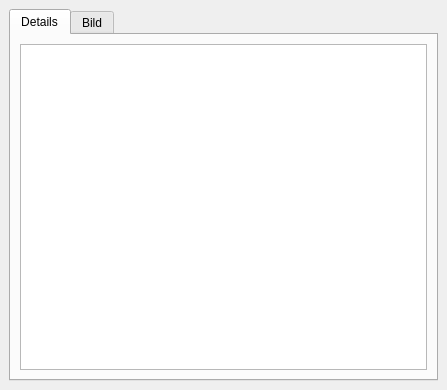
Above: ui/UserDetails.ui from floriandotorg/bumm before the change. Below: the same form after it.
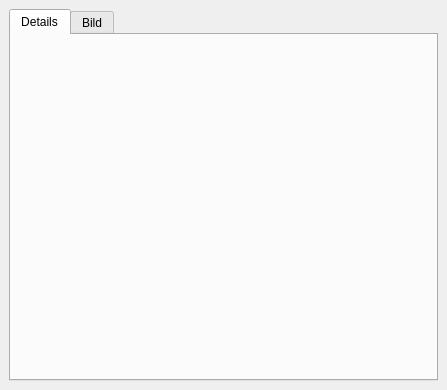
That is the form after the change.

```diff
--- a/ui/UserDetails.ui
+++ b/ui/UserDetails.ui
@@ -23,15 +23,7 @@
        <attribute name="title" >
         <string>Details</string>
        </attribute>
-       <layout class="QGridLayout" name="gridLayout_2" >
-        <item row="0" column="0" >
-         <widget class="QTextEdit" name="_text_details" >
-          <property name="readOnly" >
-           <bool>true</bool>
-          </property>
-         </widget>
-        </item>
-       </layout>
+       <layout class="QGridLayout" name="gridLayout_2" />
       </widget>
       <widget class="QWidget" name="_tab_pic" >
        <attribute name="title" >
```
